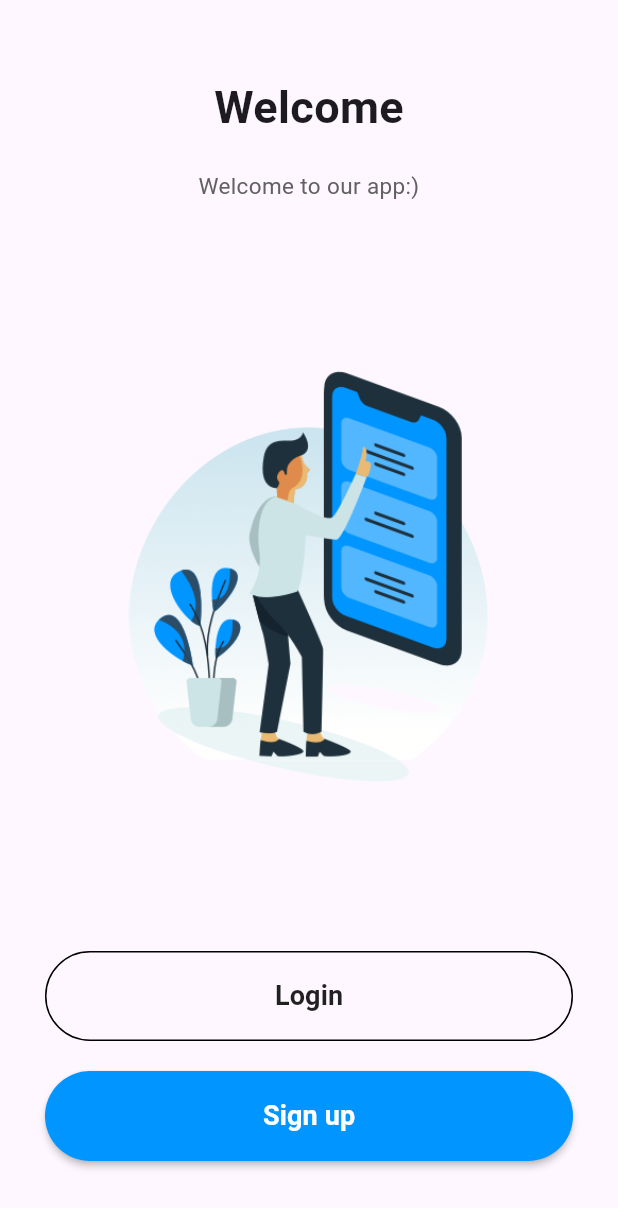
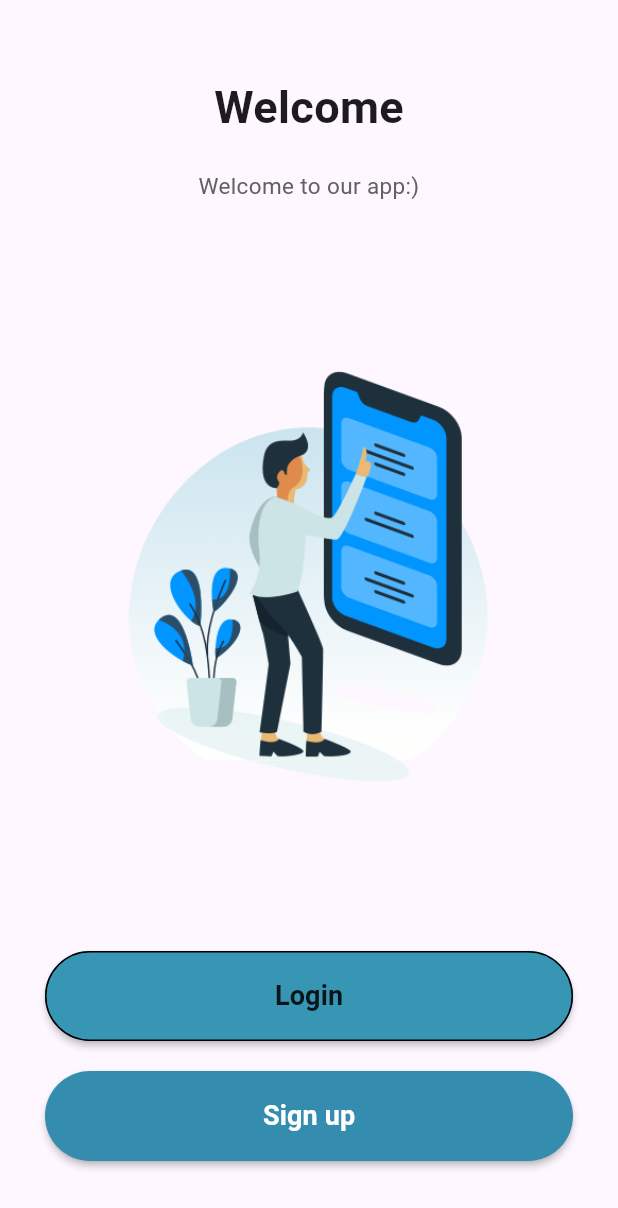
Before and after one commit to nanafarhanj/project, a Flutter app: the screen it shows after launch, on a phone screen of 412 x 824 dp. Shown: the top 1208 px of the screen. Run offline on Flutter 3.47's test engine with Material 3 defaults, Android fonts, the phone set to English and light mode, and no system bars; our stand-ins replace line_awesome_flutter.

Commit message:
Update main.dart

```diff
--- a/flutter_app/lib/main.dart
+++ b/flutter_app/lib/main.dart
@@ -65,6 +65,7 @@ class HomePage extends StatelessWidget {
                       Navigator.push(context,
                           MaterialPageRoute(builder: (context) => LoginPage()));
                     },
+                    color: Color.fromARGB(255, 55, 150, 180),
                     // defining the shape
                     shape: RoundedRectangleBorder(
                         side: BorderSide(color: Colors.black),
@@ -86,7 +87,7 @@ class HomePage extends StatelessWidget {
                           MaterialPageRoute(
                               builder: (context) => SignupPage()));
                     },
-                    color: Color(0xff0095FF),
+                    color: Color.fromARGB(255, 52, 140, 174),
                     shape: RoundedRectangleBorder(
                         borderRadius: BorderRadius.circular(50)),
                     child: Text(
```
